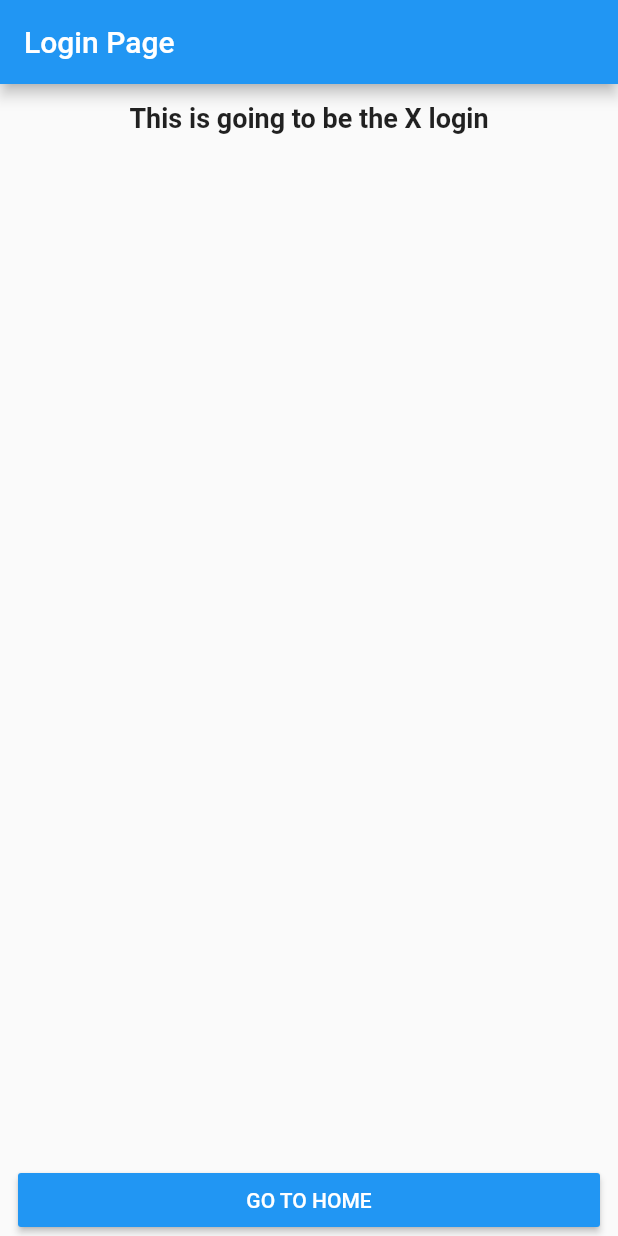
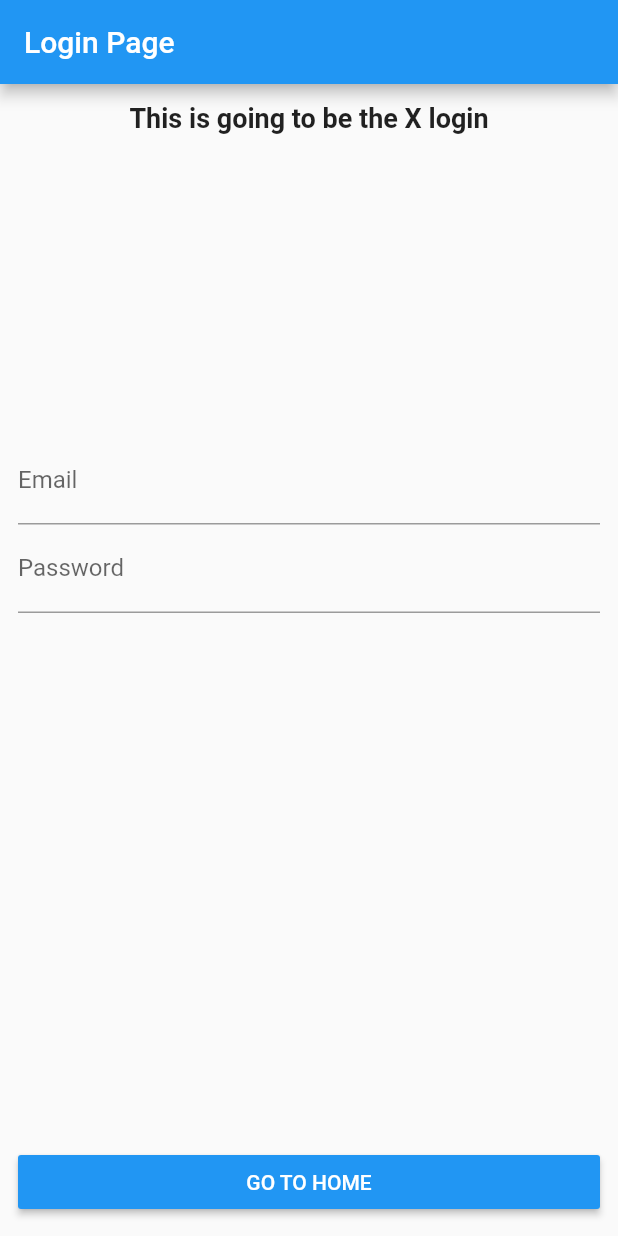
Before and after one commit to Vanethos/flutter_modular_app, a Flutter app: the screen it shows after launch, on a phone screen of 412 x 824 dp. Run offline on Flutter 3.47's test engine with Material 2 defaults, Android fonts, the phone set to English and light mode, and no system bars.

Commit message:
Added login and password fields2

```diff
--- a/lib/presentation/ui/login/login_page.dart
+++ b/lib/presentation/ui/login/login_page.dart
@@ -7,29 +7,46 @@ class LoginPage extends StatefulWidget {
 }
 
 class _LoginPageState extends State<LoginPage> {
+  final TextEditingController _emailTextController = TextEditingController();
+  final TextEditingController _passwordTextController = TextEditingController();
+
   @override
   Widget build(BuildContext context) {
     return Scaffold(
       appBar: AppBar(
         title: Text("Login Page"),
       ),
-      body: Column(
+      body: Container(
+        padding: EdgeInsets.all(12),
+        child: Column(
           crossAxisAlignment: CrossAxisAlignment.stretch,
           children: <Widget>[
             Container(
-            margin: EdgeInsets.all(12),
               child: Text(
                 "This is going to be the X login",
                 textAlign: TextAlign.center,
                 style: TextStyle(fontSize: 18, fontWeight: FontWeight.bold),
               ),
             ),
+            Spacer(),
+            Column(
+              children: <Widget>[
+                TextFormField(
+                  controller: _emailTextController,
+                  decoration: InputDecoration(labelText: "Email"),
+                ),
+                TextFormField(
+                  controller: _passwordTextController,
+                  decoration: InputDecoration(labelText: "Password"),
+                ),
+              ],
+            ),
+            Spacer(),
             Expanded(
               child: Align(
                 alignment: Alignment.bottomCenter,
                 child: SafeArea(
                   child: Container(
-                  margin: EdgeInsets.symmetric(horizontal: 12),
                     width: double.infinity,
                     child: RaisedButton(
                       color: Theme.of(context).primaryColor,
@@ -37,7 +54,7 @@ class _LoginPageState extends State<LoginPage> {
                         "GO TO HOME",
                         style: TextStyle(color: Colors.white),
                       ),
-                    onPressed: () => navigateToHome(context, "Palma"),
+                      onPressed: () => navigateToHome(context, _emailTextController.text),
                     ),
                   ),
                 ),
@@ -45,6 +62,7 @@ class _LoginPageState extends State<LoginPage> {
             )
           ],
         ),
+      ),
     );
   }
 }
```
Lines whose indentation alone changed are shown as unchanged.
